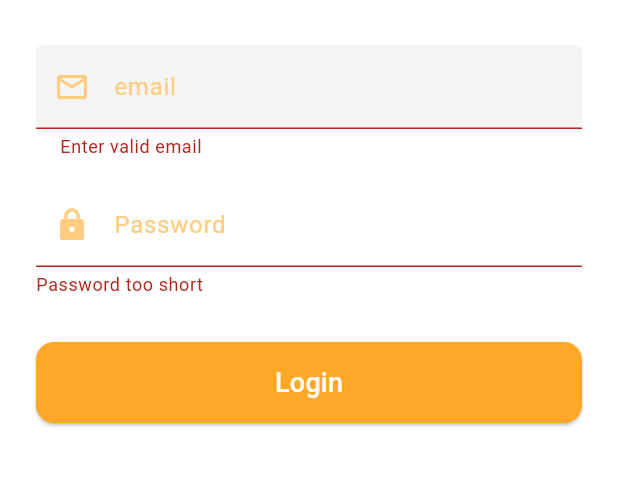
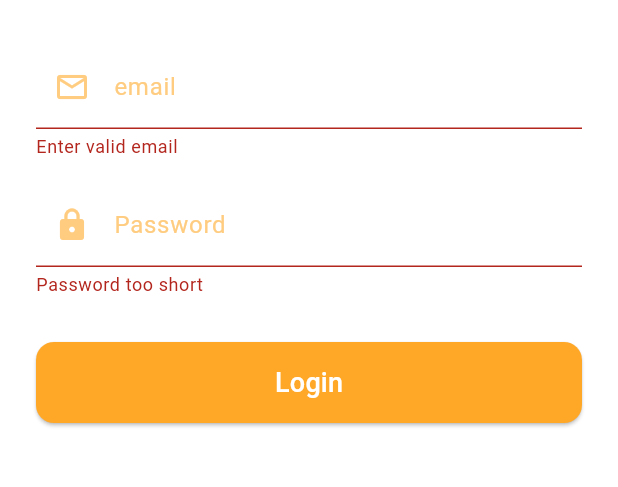
Before and after one commit to andremugabo/MyTodoApp, a Flutter app: the screen it shows after launch, after a tap on "Login", on a phone screen of 412 x 824 dp, the part 471-958 px from its top. Run offline on Flutter 3.47's test engine with Material 3 defaults, Android fonts, the phone set to English and light mode, and no system bars; our stand-ins replace flutter_riverpod.

Commit message:
flutter riverpod

```diff
--- a/lib/main.dart
+++ b/lib/main.dart
@@ -1,18 +1,30 @@
 import 'package:flutter/material.dart';
+import 'package:flutter_riverpod/flutter_riverpod.dart';
+import 'package:todoapp/providers/theme_provider.dart';
 import 'package:todoapp/screens/login_screen.dart';
 
-void main() => runApp(TodoApp());
+void main() {
+  runApp(
+    const ProviderScope(
+      child: TodoApp(),
+    ),
+  );
+}
 
-class TodoApp extends StatelessWidget {
+class TodoApp extends ConsumerWidget {
   const TodoApp({super.key});
 
   @override
-  Widget build(BuildContext context) {
+  Widget build(BuildContext context, WidgetRef ref) {
+    final themeMode = ref.watch(themeModeProvider);
     return MaterialApp(
-      title: 'My Todo App ',
-      theme: ThemeData(primarySwatch: Colors.teal),
-      home: LoginScreen(),
+      title: 'My Todo App',
       debugShowCheckedModeBanner: false,
+      theme:
+          ThemeData(primarySwatch: Colors.teal, brightness: Brightness.light),
+      darkTheme: ThemeData(brightness: Brightness.dark),
+      themeMode: themeMode,
+      home: const LoginScreen(),
     );
   }
 }
--- a/lib/models/todo.dart
+++ b/lib/models/todo.dart
@@ -1,16 +1,42 @@
 import 'package:uuid/uuid.dart';
 
 class Todo {
-  String id;
-  String title;
-  String? description;
-  bool isDone;
-  DateTime createdAt;
+  final String id;
+  final String title;
+  final String? description;
+  final bool isDone;
+  final DateTime createdAt;
+  final DateTime? dueDate;
+  final String? category;
 
   Todo({
+    String? id,
     required this.title,
     this.description,
     this.isDone = false,
-  })  : id = const Uuid().v4(),
-        createdAt = DateTime.now();
+    DateTime? createdAt,
+    this.dueDate,
+    this.category,
+  })  : id = id ?? const Uuid().v4(),
+        createdAt = createdAt ?? DateTime.now();
+
+  Todo copyWith({
+    String? id,
+    String? title,
+    String? description,
+    bool? isDone,
+    DateTime? createdAt,
+    DateTime? dueDate,
+    String? category,
+  }) {
+    return Todo(
+      id: id ?? this.id,
+      title: title ?? this.title,
+      description: description ?? this.description,
+      isDone: isDone ?? this.isDone,
+      createdAt: createdAt ?? this.createdAt,
+      dueDate: dueDate ?? this.dueDate,
+      category: category ?? this.category,
+    );
+  }
 }
--- /dev/null
+++ b/lib/providers/theme_provider.dart
@@ -0,0 +1,13 @@
+import 'package:flutter/material.dart';
+import 'package:flutter_riverpod/flutter_riverpod.dart';
+
+class ThemeModeNotifier extends StateNotifier<ThemeMode> {
+  ThemeModeNotifier() : super(ThemeMode.system);
+
+  void setTheme(ThemeMode mode) {
+    state = mode;
+  }
+}
+
+final themeModeProvider = StateNotifierProvider<ThemeModeNotifier, ThemeMode>(
+    (ref) => ThemeModeNotifier());
--- a/lib/screens/login_screen.dart
+++ b/lib/screens/login_screen.dart
@@ -84,8 +84,8 @@ class _LoginScreenState extends State<LoginScreen> {
                             color: secondaryColor,
                           ),
                         ),
-                        filled: true,
-                        fillColor: Colors.grey[100],
+                        // filled: true,
+                        // fillColor: Colors.grey[100],
                       ),
                       validator: (value) =>
                           value!.contains('@') ? null : 'Enter valid email',
--- a/pubspec.yaml
+++ b/pubspec.yaml
@@ -36,6 +36,7 @@ dependencies:
   # Use with the CupertinoIcons class for iOS style icons.
   cupertino_icons: ^1.0.8
   intl: ^0.20.2
+  flutter_riverpod: ^2.5.1
 
 dev_dependencies:
   flutter_test:
@@ -50,7 +51,7 @@ flutter_launcher_icons:
   # activated in the `analysis_options.yaml` file located at the root of your
   # package. See that file for information about deactivating specific lint
   # rules and activating additional ones.
-  flutter_lints: ^5.0.0
+  flutter_lints: ^3.0.1
 
 # For information on the generic Dart part of this file, see the
 # following page: https://dart.dev/tools/pub/pubspec
```
Also changed, not shown: lib/providers/todo_provider.dart (added, +28 -0 lines), lib/screens/home_screen.dart (+34 -61 lines), pubspec.lock, 125 other files.
